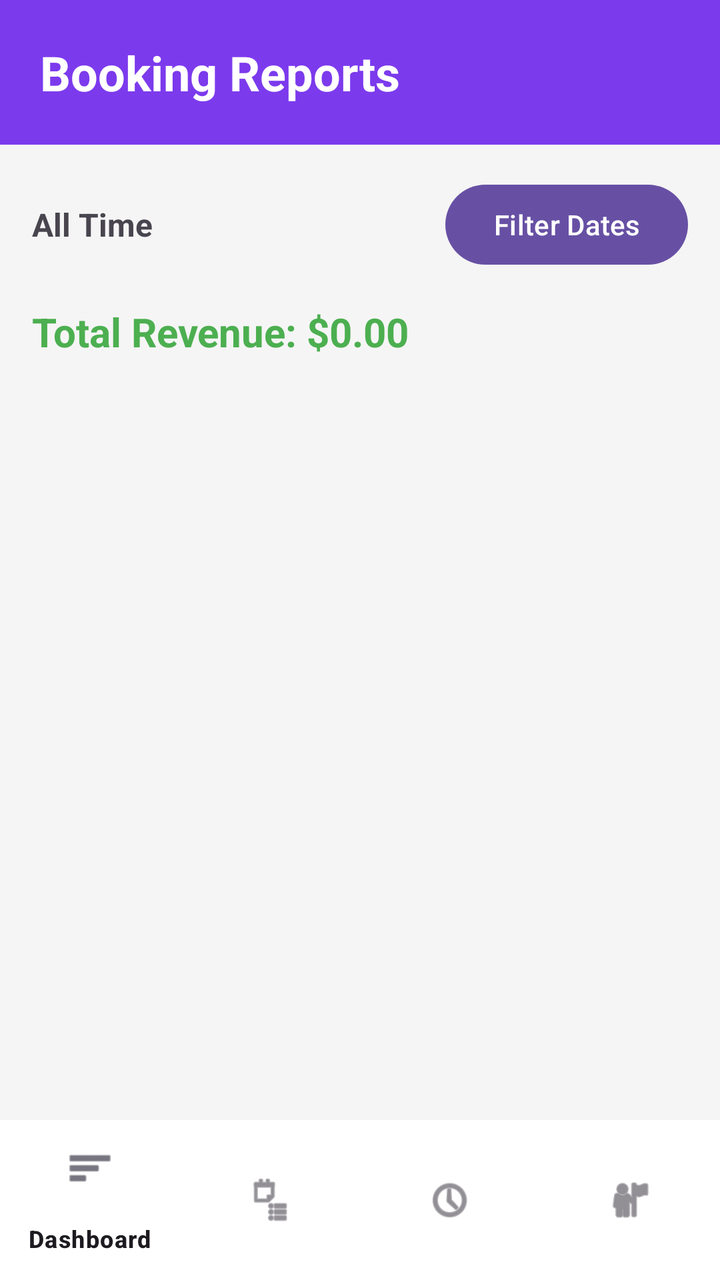
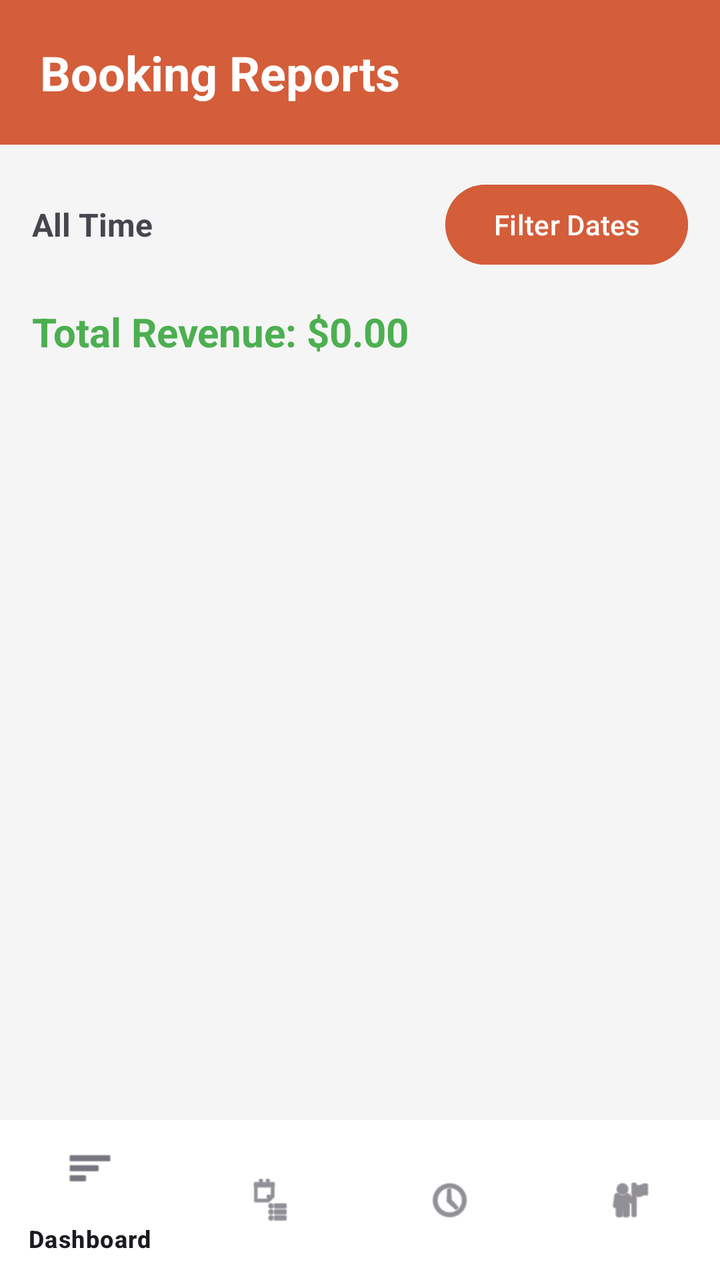

Two renders of the same Android screen: before a commit and after it. Below are the layout's source before the change and the commit's diff.
<!-- AndroidManifest.xml: application theme Theme.HostelWorld -->
<!-- res/layout/activity_host_reports.xml -->
<?xml version="1.0" encoding="utf-8"?>
<RelativeLayout xmlns:android="http://schemas.android.com/apk/res/android"
    xmlns:app="http://schemas.android.com/apk/res-auto"
    android:layout_width="match_parent"
    android:layout_height="match_parent"
    android:background="#F5F5F5">

    <LinearLayout
        android:layout_width="match_parent"
        android:layout_height="match_parent"
        android:layout_above="@id/bottomNavHost"
        android:orientation="vertical">

        <TextView
            android:layout_width="match_parent"
            android:layout_height="wrap_content"
            android:text="Booking Reports"
            android:textSize="24sp"
            android:textStyle="bold"
            android:padding="20dp"
            android:background="#7C3AED"
            android:textColor="#FFFFFF"/>

        <LinearLayout
            android:layout_width="match_parent"
            android:layout_height="wrap_content"
            android:orientation="horizontal"
            android:padding="16dp"
            android:gravity="center_vertical">
            <TextView android:id="@+id/tvReportDates" android:layout_width="0dp" android:layout_weight="1" android:layout_height="wrap_content" android:text="All Time" android:textStyle="bold" android:textSize="16sp"/>
            <Button android:id="@+id/btnFilterDates" android:layout_width="wrap_content" android:layout_height="wrap_content" android:text="Filter Dates"/>
        </LinearLayout>

        <TextView
            android:id="@+id/tvTotalRevenue"
            android:layout_width="match_parent"
            android:layout_height="wrap_content"
            android:text="Total Revenue: $0.00"
            android:textSize="20sp"
            android:textStyle="bold"
            android:paddingHorizontal="16dp"
            android:textColor="#4CAF50"/>

        <androidx.recyclerview.widget.RecyclerView
            android:id="@+id/rvReports"
            android:layout_width="match_parent"
            android:layout_height="match_parent"
            android:paddingTop="8dp"/>
    </LinearLayout>

    <com.google.android.material.bottomnavigation.BottomNavigationView
        android:id="@+id/bottomNavHost"
        android:layout_width="match_parent"
        android:layout_height="wrap_content"
        android:layout_alignParentBottom="true"
        android:background="#FFFFFF"
        app:menu="@menu/host_bottom_nav_menu" />
</RelativeLayout>
<!-- resources referenced by this layout -->
<resources>
  <style name="Theme.HostelWorld" parent="Base.Theme.HostelWorld" />
  <style name="Base.Theme.HostelWorld" parent="Theme.Material3.DayNight.NoActionBar">
          
          
      </style>
</resources>

<!-- the commit's change to res/layout/activity_host_reports.xml (unified diff, before → after) -->
@@ -14,12 +14,12 @@
         <TextView
             android:layout_width="match_parent"
             android:layout_height="wrap_content"
+            android:background="#D45D3A"
+            android:padding="20dp"
             android:text="Booking Reports"
+            android:textColor="#FFFFFF"
             android:textSize="24sp"
-            android:textStyle="bold"
-            android:padding="20dp"
-            android:background="#7C3AED"
-            android:textColor="#FFFFFF"/>
+            android:textStyle="bold" />
 
         <LinearLayout
             android:layout_width="match_parent"
@@ -27,8 +27,24 @@
             android:orientation="horizontal"
             android:padding="16dp"
             android:gravity="center_vertical">
-            <TextView android:id="@+id/tvReportDates" android:layout_width="0dp" android:layout_weight="1" android:layout_height="wrap_content" android:text="All Time" android:textStyle="bold" android:textSize="16sp"/>
-            <Button android:id="@+id/btnFilterDates" android:layout_width="wrap_content" android:layout_height="wrap_content" android:text="Filter Dates"/>
+
+            <TextView
+                android:id="@+id/tvReportDates"
+                android:layout_width="0dp"
+                android:layout_weight="1"
+                android:layout_height="wrap_content"
+                android:text="All Time"
+                android:textStyle="bold"
+                android:textSize="16sp"/>
+
+            <Button
+                android:id="@+id/btnFilterDates"
+                android:layout_width="wrap_content"
+                android:layout_height="wrap_content"
+                android:text="Filter Dates"
+                android:backgroundTint="#D45D3A"
+                android:textColor="#FFFFFF"/>
+
         </LinearLayout>
 
         <TextView
